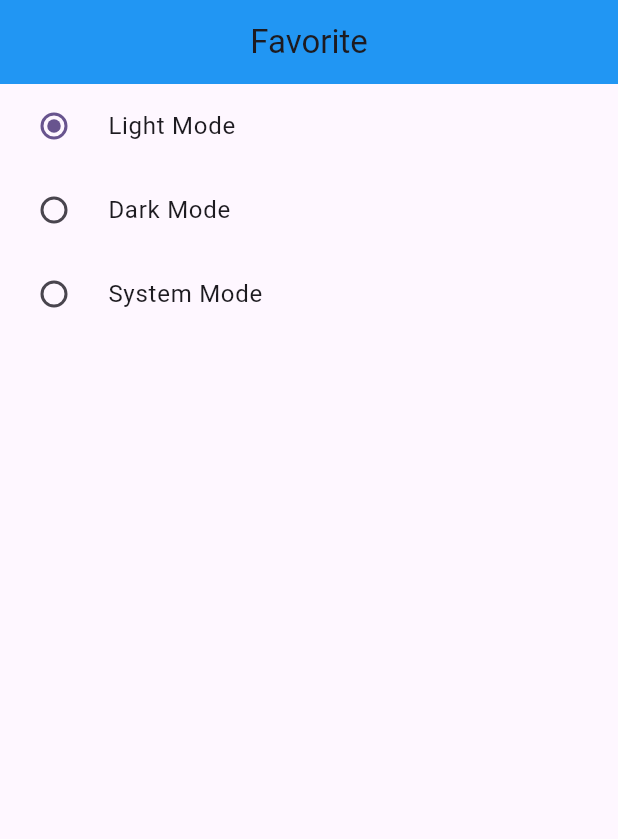
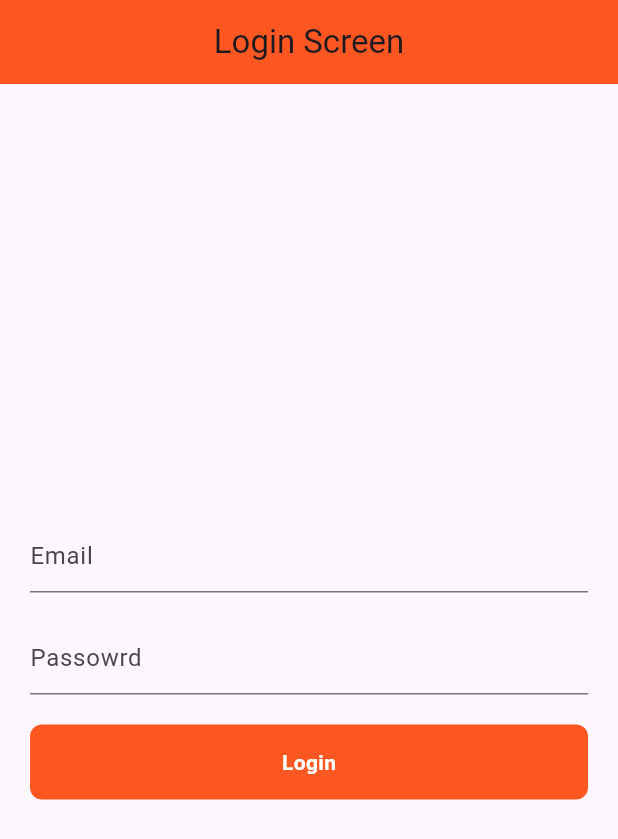
Before and after one commit to Shaikh-Saqlain-Ahmad/state-management-with-provider, a Flutter app: the screen it shows after launch, on a phone screen of 412 x 824 dp. Shown: the top 839 px of the screen. Run offline on Flutter 3.47's test engine with Material 2 defaults, Android fonts, the phone set to English and light mode, and no system bars.

Commit message:
login using api and provider

```diff
--- a/lib/main.dart
+++ b/lib/main.dart
@@ -2,11 +2,13 @@ import 'package:flutter/material.dart';
 import 'package:provider/provider.dart';
 import 'package:provider_app/favorite/favorite-screen-provider.dart';
 import 'package:provider_app/favorite/favorite-screen.dart';
+import 'package:provider_app/provider/auth-provider.dart';
 import 'package:provider_app/provider/count_provider.dart';
 import 'package:provider_app/provider/screen2_provider.dart';
 import 'package:provider_app/provider/theme_changer_provider.dart';
 import 'package:provider_app/screen/count.dart';
 import 'package:provider_app/screen/dark-theme.dart';
+import 'package:provider_app/screen/login.dart';
 import 'package:provider_app/screen/screen2.dart';
 
 void main() {
@@ -24,7 +26,8 @@ class MyApp extends StatelessWidget {
           ChangeNotifierProvider(create: (_) => Screen2Provider()),
           ChangeNotifierProvider(create: (_) => CountProvider()),
           ChangeNotifierProvider(create: (_) => FavoriteProvider()),
-          ChangeNotifierProvider(create: (_) => ThemeProvider())
+          ChangeNotifierProvider(create: (_) => ThemeProvider()),
+          ChangeNotifierProvider(create: (_) => AuthProvider())
         ],
         child: Builder(builder: (BuildContext context) {
           final themeChanger = Provider.of<ThemeProvider>(context);
@@ -36,12 +39,12 @@ class MyApp extends StatelessWidget {
                 colorScheme: ColorScheme.fromSeed(seedColor: Colors.deepPurple),
                 useMaterial3: true,
                 brightness: Brightness.light,
-                appBarTheme: AppBarTheme(backgroundColor: Colors.blue)),
+                appBarTheme: AppBarTheme(backgroundColor: Colors.deepOrange)),
             darkTheme: ThemeData(
                 brightness: Brightness.dark,
                 primaryColor: Colors.purple,
                 appBarTheme: AppBarTheme(backgroundColor: Colors.purple)),
-            home: DarkTheme(),
+            home: LoginScreen(),
           );
         }));
   }
--- /dev/null
+++ b/lib/provider/auth-provider.dart
@@ -0,0 +1,29 @@
+import 'package:flutter/foundation.dart';
+import 'package:http/http.dart';
+
+class AuthProvider with ChangeNotifier {
+  bool _loading = false;
+  bool get loading => _loading;
+  void setLoading(bool value) {
+    _loading = value;
+    notifyListeners();
+  }
+
+  void login(String email, String password) async {
+    setLoading(true);
+    try {
+      Response response = await post(Uri.parse('https://reqres.in/api/login'),
+          body: {'email': email, 'password': password});
+      if (response.statusCode == 200) {
+        print("successful");
+        setLoading(false);
+      } else {
+        print("failed");
+        setLoading(false);
+      }
+    } catch (e) {
+      print(e.toString());
+      setLoading(false);
+    }
+  }
+}
--- /dev/null
+++ b/lib/screen/login.dart
@@ -0,0 +1,68 @@
+import "package:flutter/material.dart";
+import "package:provider/provider.dart";
+import "package:provider_app/provider/auth-provider.dart";
+
+class LoginScreen extends StatefulWidget {
+  const LoginScreen({super.key});
+
+  @override
+  State<LoginScreen> createState() => _LoginScreenState();
+}
+
+class _LoginScreenState extends State<LoginScreen> {
+  TextEditingController emailController = TextEditingController();
+  TextEditingController passwordController = TextEditingController();
+
+  @override
+  Widget build(BuildContext context) {
+    final authProvider = Provider.of<AuthProvider>(context);
+    return Scaffold(
+      appBar: AppBar(title: Center(child: Text("Login Screen"))),
+      body: Padding(
+        padding: const EdgeInsets.all(20.0),
+        child: Column(
+            mainAxisAlignment: MainAxisAlignment.center,
+            crossAxisAlignment: CrossAxisAlignment.center,
+            children: [
+              TextFormField(
+                decoration: InputDecoration(hintText: "Email"),
+                controller: emailController,
+              ),
+              SizedBox(
+                height: 20,
+              ),
+              TextFormField(
+                decoration: InputDecoration(hintText: "Passowrd"),
+                controller: passwordController,
+              ),
+              SizedBox(
+                height: 20,
+              ),
+              InkWell(
+                onTap: () {
+                  authProvider.login(emailController.text.toString(),
+                      passwordController.text.toString());
+                },
+                child: Container(
+                  height: 50,
+                  decoration: BoxDecoration(
+                    color: Colors.deepOrange,
+                    borderRadius: BorderRadius.circular(8),
+                  ),
+                  child: Center(
+                    child: authProvider.loading
+                        ? CircularProgressIndicator()
+                        : Text(
+                            'Login',
+                            style: TextStyle(
+                                fontWeight: FontWeight.bold,
+                                color: Colors.white),
+                          ),
+                  ),
+                ),
+              )
+            ]),
+      ),
+    );
+  }
+}
--- a/pubspec.yaml
+++ b/pubspec.yaml
@@ -36,6 +36,7 @@ dependencies:
   # Use with the CupertinoIcons class for iOS style icons.
   cupertino_icons: ^1.0.2
   provider: ^6.0.5
+  http: ^1.1.0
 
 dev_dependencies:
   flutter_test:
```
Also changed, not shown: pubspec.lock.
